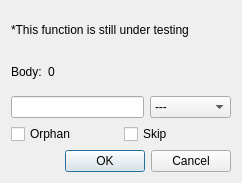
This is neurolabi/gui/flyem/zflyembodyannotationdialog.ui in janelia-flyem/NeuTu as Qt 5 draws it before an edit. The edited form follows.
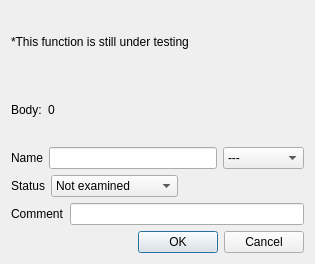
This is the edited form.

The edit to the form file:
```diff
--- a/neurolabi/gui/flyem/zflyembodyannotationdialog.ui
+++ b/neurolabi/gui/flyem/zflyembodyannotationdialog.ui
@@ -6,8 +6,8 @@
    <rect>
     <x>0</x>
     <y>0</y>
-    <width>242</width>
-    <height>183</height>
+    <width>315</width>
+    <height>264</height>
    </rect>
   </property>
   <property name="windowTitle">
@@ -54,6 +54,13 @@
    </item>
    <item>
     <layout class="QHBoxLayout" name="horizontalLayout">
+     <item>
+      <widget class="QLabel" name="label_5">
+       <property name="text">
+        <string>Name</string>
+       </property>
+      </widget>
+     </item>
      <item>
       <widget class="QLineEdit" name="nameLineEdit"/>
      </item>
@@ -101,19 +108,75 @@
    <item>
     <layout class="QHBoxLayout" name="horizontalLayout_2">
      <item>
-      <widget class="QCheckBox" name="orphanCheckBox">
+      <widget class="QLabel" name="label_3">
+       <property name="sizePolicy">
+        <sizepolicy hsizetype="Maximum" vsizetype="Preferred">
+         <horstretch>0</horstretch>
+         <verstretch>0</verstretch>
+        </sizepolicy>
+       </property>
        <property name="text">
-        <string>Orphan</string>
+        <string>Status</string>
        </property>
       </widget>
      </item>
      <item>
-      <widget class="QCheckBox" name="skipCheckBox">
+      <widget class="QComboBox" name="statusComboBox">
+       <property name="sizePolicy">
+        <sizepolicy hsizetype="MinimumExpanding" vsizetype="Fixed">
+         <horstretch>0</horstretch>
+         <verstretch>0</verstretch>
+        </sizepolicy>
+       </property>
+       <item>
+        <property name="text">
+         <string>Not examined</string>
+        </property>
+       </item>
+       <item>
+        <property name="text">
+         <string>Traced</string>
+        </property>
+       </item>
+       <item>
+        <property name="text">
+         <string>Orphan</string>
+        </property>
+       </item>
+       <item>
+        <property name="text">
+         <string>Hard to trace</string>
+        </property>
+       </item>
+      </widget>
+     </item>
+     <item>
+      <spacer name="horizontalSpacer_2">
+       <property name="orientation">
+        <enum>Qt::Horizontal</enum>
+       </property>
+       <property name="sizeHint" stdset="0">
+        <size>
+         <width>40</width>
+         <height>20</height>
+        </size>
+       </property>
+      </spacer>
+     </item>
+    </layout>
+   </item>
+   <item>
+    <layout class="QHBoxLayout" name="horizontalLayout_4">
+     <item>
+      <widget class="QLabel" name="label_4">
        <property name="text">
-        <string>Skip</string>
+        <string>Comment</string>
        </property>
       </widget>
      </item>
+     <item>
+      <widget class="QLineEdit" name="commentLineEdit"/>
+     </item>
     </layout>
    </item>
    <item>
```
